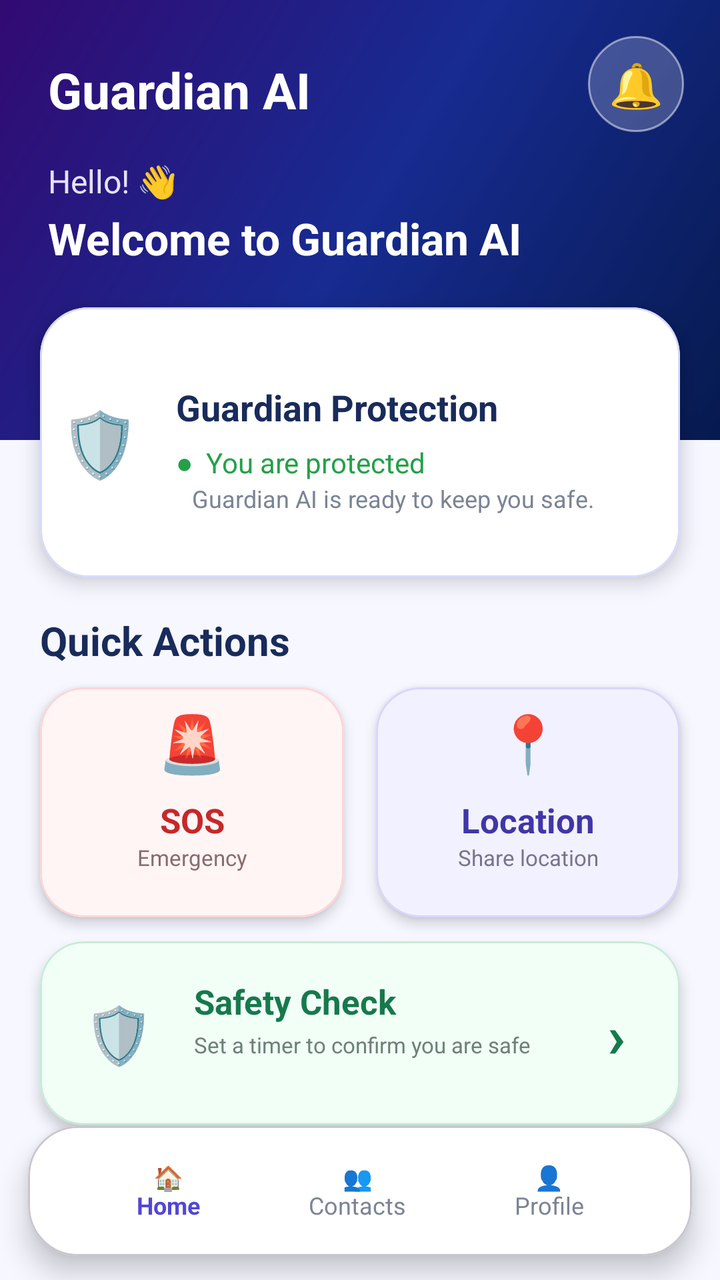
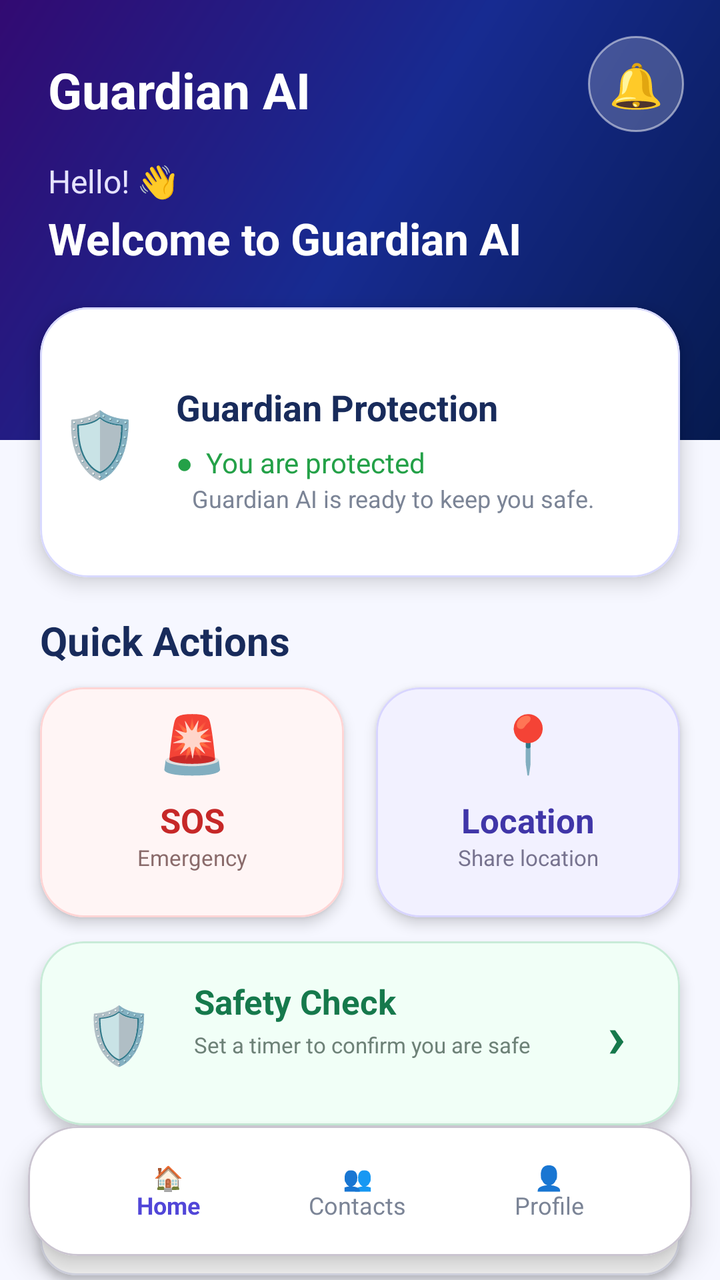

Before-and-after screenshots of an Android layout around one commit, followed by the original layout XML and the change that was made.
<!-- AndroidManifest.xml: application theme Theme.GuardianAI -->
<!-- res/layout/activity_main.xml -->
<?xml version="1.0" encoding="utf-8"?>
<androidx.constraintlayout.widget.ConstraintLayout
    xmlns:android="http://schemas.android.com/apk/res/android"
    xmlns:app="http://schemas.android.com/apk/res-auto"
    android:layout_width="match_parent"
    android:layout_height="match_parent"
    android:background="#F6F7FF">

    <View
        android:id="@+id/topBackground"
        android:layout_width="0dp"
        android:layout_height="220dp"
        android:background="@drawable/login_background"
        app:layout_constraintEnd_toEndOf="parent"
        app:layout_constraintStart_toStartOf="parent"
        app:layout_constraintTop_toTopOf="parent" />


    <TextView
        android:id="@+id/tvAppName"
        android:layout_width="wrap_content"
        android:layout_height="wrap_content"
        android:layout_marginStart="24dp"
        android:layout_marginTop="28dp"
        android:text="Guardian AI"
        android:textColor="@android:color/white"
        android:textSize="25sp"
        android:textStyle="bold"
        app:layout_constraintStart_toStartOf="parent"
        app:layout_constraintTop_toTopOf="parent" />


    <TextView
        android:id="@+id/ivNotification"
        android:layout_width="48dp"
        android:layout_height="48dp"
        android:layout_marginTop="18dp"
        android:layout_marginEnd="18dp"
        android:background="@drawable/notification_button"
        android:clickable="true"
        android:contentDescription="Notifications"
        android:focusable="true"
        android:gravity="center"
        android:text="🔔"
        android:textSize="22sp"
        app:layout_constraintEnd_toEndOf="parent"
        app:layout_constraintTop_toTopOf="parent" />

    <TextView
        android:id="@+id/tvGreeting"
        android:layout_width="wrap_content"
        android:layout_height="wrap_content"
        android:layout_marginStart="24dp"
        android:layout_marginTop="18dp"
        android:text="Hello! 👋"
        android:textColor="#E5E2FF"
        android:textSize="16sp"
        app:layout_constraintStart_toStartOf="parent"
        app:layout_constraintTop_toBottomOf="@id/tvAppName" />

    <TextView
        android:id="@+id/tvUserName"
        android:layout_width="wrap_content"
        android:layout_height="wrap_content"
        android:layout_marginStart="24dp"
        android:layout_marginTop="3dp"
        android:text="Welcome to Guardian AI"
        android:textColor="@android:color/white"
        android:textSize="22sp"
        android:textStyle="bold"
        app:layout_constraintStart_toStartOf="parent"
        app:layout_constraintTop_toBottomOf="@id/tvGreeting" />

    <com.google.android.material.card.MaterialCardView
        android:id="@+id/cardProtection"
        android:layout_width="0dp"
        android:layout_height="135dp"
        android:layout_marginStart="20dp"
        android:layout_marginTop="20dp"
        android:layout_marginEnd="20dp"
        app:cardBackgroundColor="#FFFFFF"
        app:cardCornerRadius="24dp"
        app:cardElevation="6dp"
        app:layout_constraintEnd_toEndOf="parent"
        app:layout_constraintStart_toStartOf="parent"
        app:layout_constraintTop_toBottomOf="@id/tvUserName"
        app:strokeColor="#D8D9FF"
        app:strokeWidth="1dp">

        <androidx.constraintlayout.widget.ConstraintLayout
            android:layout_width="match_parent"
            android:layout_height="match_parent">

            <TextView
                android:id="@+id/tvShield"
                android:layout_width="60dp"
                android:layout_height="60dp"
                android:gravity="center"
                android:text="🛡️"
                android:textSize="32sp"
                app:layout_constraintBottom_toBottomOf="parent"
                app:layout_constraintStart_toStartOf="parent"
                app:layout_constraintTop_toTopOf="parent" />

            <TextView
                android:id="@+id/tvProtectionTitle"
                android:layout_width="wrap_content"
                android:layout_height="wrap_content"
                android:layout_marginStart="8dp"
                android:text="Guardian Protection"
                android:textColor="#182B5B"
                android:textSize="18sp"
                android:textStyle="bold"
                app:layout_constraintStart_toEndOf="@id/tvShield"
                app:layout_constraintTop_toTopOf="@id/tvShield" />

            <TextView
                android:id="@+id/tvProtectionStatus"
                android:layout_width="wrap_content"
                android:layout_height="wrap_content"
                android:layout_marginTop="6dp"
                android:text="●  You are protected"
                android:textColor="#24A148"
                android:textSize="14sp"
                app:layout_constraintStart_toStartOf="@id/tvProtectionTitle"
                app:layout_constraintTop_toBottomOf="@id/tvProtectionTitle" />

            <TextView
                android:id="@+id/tvProtectionDesc"
                android:layout_width="0dp"
                android:layout_height="wrap_content"
                android:layout_marginStart="8dp"
                android:layout_marginEnd="12dp"
                android:text="Guardian AI is ready to keep you safe."
                android:textColor="#7B8496"
                android:textSize="12sp"
                app:layout_constraintEnd_toEndOf="parent"
                app:layout_constraintStart_toStartOf="@id/tvProtectionTitle"
                app:layout_constraintTop_toBottomOf="@id/tvProtectionStatus" />

        </androidx.constraintlayout.widget.ConstraintLayout>

    </com.google.android.material.card.MaterialCardView>


    <TextView
        android:id="@+id/tvQuickActions"
        android:layout_width="wrap_content"
        android:layout_height="wrap_content"
        android:layout_marginStart="20dp"
        android:layout_marginTop="18dp"
        android:text="Quick Actions"
        android:textColor="#182B5B"
        android:textSize="20sp"
        android:textStyle="bold"
        app:layout_constraintStart_toStartOf="parent"
        app:layout_constraintTop_toBottomOf="@id/cardProtection" />


    <com.google.android.material.card.MaterialCardView
        android:id="@+id/cardSOS"
        android:layout_width="0dp"
        android:layout_height="115dp"
        android:layout_marginStart="20dp"
        android:layout_marginTop="10dp"
        android:layout_marginEnd="8dp"
        android:clickable="true"
        android:focusable="true"
        app:cardBackgroundColor="#FFF5F5"
        app:cardCornerRadius="22dp"
        app:cardElevation="4dp"
        app:layout_constraintEnd_toStartOf="@id/cardLocation"
        app:layout_constraintStart_toStartOf="parent"
        app:layout_constraintTop_toBottomOf="@id/tvQuickActions"
        app:strokeColor="#FFD5D5"
        app:strokeWidth="1dp">

        <androidx.constraintlayout.widget.ConstraintLayout
            android:layout_width="match_parent"
            android:layout_height="match_parent">

            <TextView
                android:id="@+id/tvSOSIcon"
                android:layout_width="55dp"
                android:layout_height="55dp"
                android:gravity="center"
                android:text="🚨"
                android:textSize="28sp"
                app:layout_constraintEnd_toEndOf="parent"
                app:layout_constraintStart_toStartOf="parent"
                app:layout_constraintTop_toTopOf="parent" />

            <TextView
                android:id="@+id/tvSOSTitle"
                android:layout_width="wrap_content"
                android:layout_height="wrap_content"
                android:text="SOS"
                android:textColor="#C62828"
                android:textSize="17sp"
                android:textStyle="bold"
                app:layout_constraintEnd_toEndOf="parent"
                app:layout_constraintStart_toStartOf="parent"
                app:layout_constraintTop_toBottomOf="@id/tvSOSIcon" />

            <TextView
                android:id="@+id/tvSOSSub"
                android:layout_width="wrap_content"
                android:layout_height="wrap_content"
                android:text="Emergency"
                android:textColor="#8A6B6B"
                android:textSize="11sp"
                app:layout_constraintEnd_toEndOf="parent"
                app:layout_constraintStart_toStartOf="parent"
                app:layout_constraintTop_toBottomOf="@id/tvSOSTitle" />

        </androidx.constraintlayout.widget.ConstraintLayout>

    </com.google.android.material.card.MaterialCardView>

    <com.google.android.material.card.MaterialCardView
        android:id="@+id/cardLocation"
        android:layout_width="0dp"
        android:layout_height="115dp"
        android:layout_marginStart="8dp"
        android:layout_marginTop="10dp"
        android:layout_marginEnd="20dp"
        android:clickable="true"
        android:focusable="true"
        app:cardBackgroundColor="#F2F1FF"
        app:cardCornerRadius="22dp"
        app:cardElevation="4dp"
        app:layout_constraintEnd_toEndOf="parent"
        app:layout_constraintStart_toEndOf="@id/cardSOS"
        app:layout_constraintTop_toBottomOf="@id/tvQuickActions"
        app:strokeColor="#D8D5FF"
        app:strokeWidth="1dp">

        <androidx.constraintlayout.widget.ConstraintLayout
            android:layout_width="match_parent"
            android:layout_height="match_parent">

            <TextView
                android:id="@+id/tvLocationIcon"
                android:layout_width="55dp"
                android:layout_height="55dp"
                android:gravity="center"
                android:text="📍"
                android:textSize="28sp"
                app:layout_constraintEnd_toEndOf="parent"
                app:layout_constraintStart_toStartOf="parent"
                app:layout_constraintTop_toTopOf="parent" />

            <TextView
                android:id="@+id/tvLocationTitle"
                android:layout_width="wrap_content"
                android:layout_height="wrap_content"
                android:text="Location"
                android:textColor="#4036A8"
                android:textSize="17sp"
                android:textStyle="bold"
                app:layout_constraintEnd_toEndOf="parent"
                app:layout_constraintStart_toStartOf="parent"
                app:layout_constraintTop_toBottomOf="@id/tvLocationIcon" />

            <TextView
                android:id="@+id/tvLocationSub"
                android:layout_width="wrap_content"
                android:layout_height="wrap_content"
                android:text="Share location"
                android:textColor="#77738F"
                android:textSize="11sp"
                app:layout_constraintEnd_toEndOf="parent"
                app:layout_constraintStart_toStartOf="parent"
                app:layout_constraintTop_toBottomOf="@id/tvLocationTitle" />

        </androidx.constraintlayout.widget.ConstraintLayout>

    </com.google.android.material.card.MaterialCardView>

    <com.google.android.material.card.MaterialCardView
        android:id="@+id/cardSafetyCheck"
        android:layout_width="0dp"
        android:layout_height="92dp"
        android:layout_marginStart="20dp"
        android:layout_marginTop="12dp"
        android:layout_marginEnd="20dp"
        android:clickable="true"
        android:focusable="true"
        app:cardBackgroundColor="#F1FFF7"
        app:cardCornerRadius="22dp"
        app:cardElevation="4dp"
        app:layout_constraintEnd_toEndOf="parent"
        app:layout_constraintStart_toStartOf="parent"
        app:layout_constraintTop_toBottomOf="@id/cardSOS"
        app:strokeColor="#C8EBD8"
        app:strokeWidth="1dp">

        <androidx.constraintlayout.widget.ConstraintLayout
            android:layout_width="match_parent"
            android:layout_height="match_parent"
            android:padding="12dp">

            <TextView
                android:id="@+id/tvSafetyIcon"
                android:layout_width="55dp"
                android:layout_height="55dp"
                android:gravity="center"
                android:text="🛡️"
                android:textSize="28sp"
                app:layout_constraintBottom_toBottomOf="parent"
                app:layout_constraintStart_toStartOf="parent"
                app:layout_constraintTop_toTopOf="parent" />

            <TextView
                android:id="@+id/tvSafetyTitle"
                android:layout_width="0dp"
                android:layout_height="wrap_content"
                android:layout_marginStart="10dp"
                android:text="Safety Check"
                android:textColor="#16794C"
                android:textSize="17sp"
                android:textStyle="bold"
                app:layout_constraintEnd_toStartOf="@id/tvSafetyArrow"
                app:layout_constraintStart_toEndOf="@id/tvSafetyIcon"
                app:layout_constraintTop_toTopOf="@id/tvSafetyIcon" />

            <TextView
                android:id="@+id/tvSafetySub"
                android:layout_width="0dp"
                android:layout_height="wrap_content"
                android:layout_marginStart="10dp"
                android:layout_marginTop="3dp"
                android:text="Set a timer to confirm you are safe"
                android:textColor="#6D8177"
                android:textSize="11sp"
                app:layout_constraintEnd_toStartOf="@id/tvSafetyArrow"
                app:layout_constraintStart_toEndOf="@id/tvSafetyIcon"
                app:layout_constraintTop_toBottomOf="@id/tvSafetyTitle" />

            <TextView
                android:id="@+id/tvSafetyArrow"
                android:layout_width="40dp"
                android:layout_height="40dp"
                android:gravity="center"
                android:text="›"
                android:textColor="#16794C"
                android:textSize="30sp"
                android:textStyle="bold"
                app:layout_constraintBottom_toBottomOf="parent"
                app:layout_constraintEnd_toEndOf="parent"
                app:layout_constraintTop_toTopOf="parent" />

        </androidx.constraintlayout.widget.ConstraintLayout>

    </com.google.android.material.card.MaterialCardView>

    <com.google.android.material.card.MaterialCardView
        android:id="@+id/bottomNav"
        android:layout_width="0dp"
        android:layout_height="65dp"
        android:layout_marginStart="14dp"
        android:layout_marginEnd="14dp"
        android:layout_marginBottom="12dp"
        app:cardBackgroundColor="#FFFFFF"
        app:cardCornerRadius="25dp"
        app:cardElevation="8dp"
        app:layout_constraintBottom_toBottomOf="parent"
        app:layout_constraintEnd_toEndOf="parent"
        app:layout_constraintStart_toStartOf="parent">

        <androidx.constraintlayout.widget.ConstraintLayout
            android:layout_width="match_parent"
            android:layout_height="match_parent">

            <TextView
                android:id="@+id/navHome"
                android:layout_width="wrap_content"
                android:layout_height="wrap_content"
                android:gravity="center"
                android:text="🏠\nHome"
                android:textColor="#5146D8"
                android:textSize="12sp"
                android:textStyle="bold"
                app:layout_constraintBottom_toBottomOf="parent"
                app:layout_constraintEnd_toStartOf="@id/tvContacts"
                app:layout_constraintStart_toStartOf="parent"
                app:layout_constraintTop_toTopOf="parent" />

            <TextView
                android:id="@+id/tvContacts"
                android:layout_width="wrap_content"
                android:layout_height="wrap_content"
                android:clickable="true"
                android:focusable="true"
                android:gravity="center"
                android:text="👥\nContacts"
                android:textColor="#7B8496"
                android:textSize="12sp"
                app:layout_constraintBottom_toBottomOf="parent"
                app:layout_constraintEnd_toStartOf="@id/navProfile"
                app:layout_constraintStart_toEndOf="@id/navHome"
                app:layout_constraintTop_toTopOf="parent" />

            <TextView
                android:id="@+id/navProfile"
                android:layout_width="wrap_content"
                android:layout_height="wrap_content"
                android:gravity="center"
                android:text="👤\nProfile"
                android:textColor="#7B8496"
                android:textSize="12sp"
                android:clickable="true"
                android:focusable="true"
                app:layout_constraintBottom_toBottomOf="parent"
                app:layout_constraintEnd_toEndOf="parent"
                app:layout_constraintStart_toEndOf="@id/tvContacts"
                app:layout_constraintTop_toTopOf="parent" />

        </androidx.constraintlayout.widget.ConstraintLayout>

    </com.google.android.material.card.MaterialCardView>

</androidx.constraintlayout.widget.ConstraintLayout>
<!-- resources referenced by this layout -->
<resources>
  <!-- drawable login_background (drawable) -->
  <?xml version="1.0" encoding="utf-8"?>
  <shape xmlns:android="http://schemas.android.com/apk/res/android"
      android:shape="rectangle">
  
      <gradient
          android:angle="135"
          android:startColor="#061A4F"
          android:centerColor="#172B91"
          android:endColor="#320A72" />
  
  </shape>
  <!-- drawable notification_button (drawable) -->
  <?xml version="1.0" encoding="utf-8"?>
  <shape xmlns:android="http://schemas.android.com/apk/res/android"
      android:shape="oval">
  
      <solid android:color="#35FFFFFF" />
  
      <stroke
          android:width="1dp"
          android:color="#80FFFFFF" />
  
  </shape>
  <style name="Theme.GuardianAI" parent="Base.Theme.GuardianAI" />
  <style name="Base.Theme.GuardianAI" parent="Theme.Material3.DayNight.NoActionBar">
          
          
      </style>
</resources>

<!-- the commit's change to res/layout/activity_main.xml (unified diff, before → after) -->
@@ -353,6 +353,70 @@
         </androidx.constraintlayout.widget.ConstraintLayout>
 
     </com.google.android.material.card.MaterialCardView>
+    <com.google.android.material.card.MaterialCardView
+        android:id="@+id/cardHistory"
+        android:layout_width="0dp"
+        android:layout_height="65dp"
+        android:layout_marginStart="20dp"
+        android:layout_marginTop="10dp"
+        android:layout_marginEnd="20dp"
+        android:clickable="true"
+        android:focusable="true"
+        app:cardBackgroundColor="#FFFFFF"
+        app:cardCornerRadius="18dp"
+        app:cardElevation="3dp"
+        app:layout_constraintEnd_toEndOf="parent"
+        app:layout_constraintStart_toStartOf="parent"
+        app:layout_constraintTop_toBottomOf="@id/cardSafetyCheck"
+        app:strokeColor="#E0E2F0"
+        app:strokeWidth="1dp">
+
+        <androidx.constraintlayout.widget.ConstraintLayout
+            android:layout_width="match_parent"
+            android:layout_height="match_parent"
+            android:padding="10dp">
+
+            <TextView
+                android:id="@+id/tvHistoryIcon"
+                android:layout_width="45dp"
+                android:layout_height="45dp"
+                android:gravity="center"
+                android:text="📊"
+                android:textSize="24sp"
+                app:layout_constraintBottom_toBottomOf="parent"
+                app:layout_constraintStart_toStartOf="parent"
+                app:layout_constraintTop_toTopOf="parent" />
+
+            <TextView
+                android:id="@+id/tvHistoryTitle"
+                android:layout_width="0dp"
+                android:layout_height="wrap_content"
+                android:layout_marginStart="8dp"
+                android:text="Emergency History"
+                android:textColor="#182B5B"
+                android:textSize="16sp"
+                android:textStyle="bold"
+                app:layout_constraintBottom_toBottomOf="parent"
+                app:layout_constraintStart_toEndOf="@id/tvHistoryIcon"
+                app:layout_constraintTop_toTopOf="parent"
+                app:layout_constraintEnd_toStartOf="@id/tvHistoryArrow" />
+
+            <TextView
+                android:id="@+id/tvHistoryArrow"
+                android:layout_width="35dp"
+                android:layout_height="35dp"
+                android:gravity="center"
+                android:text="›"
+                android:textColor="#5146D8"
+                android:textSize="28sp"
+                android:textStyle="bold"
+                app:layout_constraintBottom_toBottomOf="parent"
+                app:layout_constraintEnd_toEndOf="parent"
+                app:layout_constraintTop_toTopOf="parent" />
+
+        </androidx.constraintlayout.widget.ConstraintLayout>
+
+    </com.google.android.material.card.MaterialCardView>
 
     <com.google.android.material.card.MaterialCardView
         android:id="@+id/bottomNav"
